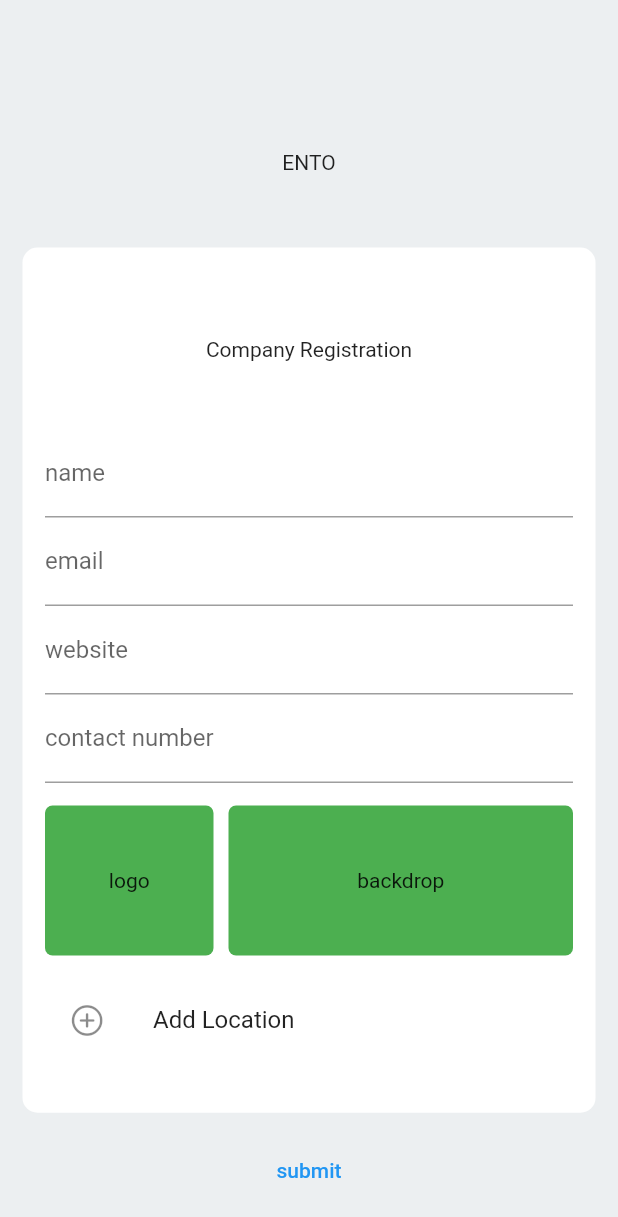
After one commit to willroyMyles/ento, a Flutter app: the ConfigureCompanyView screen opened directly, after a tap on "submit", on a phone screen of 412 x 824 dp. The commit adds this screen. Shown: the top 1217 px of the screen. Run offline on Flutter 3.47's test engine with Material 2 defaults, Android fonts, the phone set to English and light mode, and no system bars; our stand-ins replace dio, firebase_auth, firebase_core, get, qr_flutter; accounts and stored records are empty; network calls fail.

Commit message:
Able to add a company

```diff
--- a/lib/backend/api/api.dart
+++ b/lib/backend/api/api.dart
@@ -1,16 +1,20 @@
 import 'dart:async';
 
+import 'package:ento/backend/api/authMixin.dart';
 import 'package:ento/backend/models/Company.dart';
 import 'package:ento/backend/models/DynamicFormModel.dart';
 import 'package:ento/backend/models/NotificationModel.dart';
+import 'package:ento/backend/models/UserData.dart';
 import 'package:ento/backend/network/networkCalls.dart';
 import 'package:ento/frontend/provider/notifications/create/view.createNotification.dart';
 import 'package:ento/services/information.service.dart';
 import 'package:ento/services/tags.service.dart';
+import 'package:firebase_auth/firebase_auth.dart';
 import 'package:get/get.dart';
 import 'package:dio/dio.dart';
+import '../extensions/ext.dart';
 
-class ApiCall {
+class ApiCall with AuthMixin {
   //consider moving executor off get management
   final executor = Get.put(NetworkCalls());
   final info = Get.put(
@@ -19,6 +23,51 @@ class ApiCall {
 
   ApiCall() {
     getNotificationTypes();
+    this.auth.authStateChanges().listen((event) {
+      if (event != null) {
+        print("user signed in");
+        var user = UserData.fromMap(event.toLocalUserMap());
+        info.setUserData(user);
+      } else {
+        print("user signed out");
+      }
+    });
+  }
+
+  Future<bool> signInWithEmailAndPassword(String email, String password) async {
+    try {
+      password = password.trim();
+
+      var res = await authSignInWithEmailAndPassword(email, password);
+      if (res != null) {
+        return Future.value(true);
+      } else {
+        return Future.value(false);
+      }
+    } catch (e) {
+      return Future.value(false);
+    }
+  }
+
+  Future<bool> signUpWithEmailAndPassword(String email, String password) async {
+    try {
+      password = password.trim();
+
+      var res = await authSignUpWithEmailAndPassword(email, password);
+      this.createLocalUser(res.user!);
+      return Future.value(true);
+    } catch (e) {
+      return Future.value(false);
+    }
+  }
+
+  createLocalUser(User user) async {
+    try {
+      var res = await executor.createUser(user);
+      var userData = UserData.fromMap(res.data);
+      info.setUserData(userData);
+    } on DioError catch (e) {
+    } on Error catch (e) {}
   }
 
   Future<bool> getCompanies() async {
@@ -124,4 +173,19 @@ class ApiCall {
       return Future.error("no list");
     }
   }
+
+  Future<bool> createCompany(Company company) async {
+    try {
+      var res = await executor.createCompany(company, info.userData.value.id);
+      var company1 = Company.fromMap(res.data);
+      info.setMyCompany(company1);
+      return Future.value(true);
+    } on DioError catch (e) {
+      printError(info: e.toString());
+      return Future.error("no list");
+    } on Error catch (e) {
+      printError(info: e.toString());
+      return Future.error("no list");
+    }
+  }
 }
--- /dev/null
+++ b/lib/backend/api/authMixin.dart
@@ -0,0 +1,42 @@
+import 'package:firebase_auth/firebase_auth.dart';
+
+mixin AuthMixin {
+  FirebaseAuth auth = FirebaseAuth.instance;
+
+  Future<UserCredential> authSignUpWithEmailAndPassword(
+      String email, String password) async {
+    try {
+      UserCredential userCredential = await FirebaseAuth.instance
+          .createUserWithEmailAndPassword(email: email, password: password);
+      return Future.value(userCredential);
+    } on FirebaseAuthException catch (e) {
+      if (e.code == 'weak-password') {
+        print('The password provided is too weak.');
+      } else if (e.code == 'email-already-in-use') {
+        print('The account already exists for that email.');
+      }
+      return Future.error(e.code);
+    } catch (e) {
+      print(e);
+      return Future.error("unknown error");
+    }
+  }
+
+  authSignInWithEmailAndPassword(String email, String password) async {
+    try {
+      UserCredential userCredential = await FirebaseAuth.instance
+          .signInWithEmailAndPassword(email: email, password: password);
+      return Future.value(userCredential);
+    } on FirebaseAuthException catch (e) {
+      if (e.code == 'weak-password') {
+        print('The password provided is too weak.');
+      } else if (e.code == 'email-already-in-use') {
+        print('The account already exists for that email.');
+      }
+
+      return Future.value(null);
+    } catch (e) {
+      print(e);
+    }
+  }
+}
--- /dev/null
+++ b/lib/backend/extensions/ext.dart
@@ -0,0 +1 @@
+export './extension.user.dart';
--- a/lib/backend/models/Company.dart
+++ b/lib/backend/models/Company.dart
@@ -11,6 +11,7 @@ class Company {
   String? website;
   String? logo;
   String? backdrop;
+  String? contact;
   List<CompanyLocation>? locations = [];
 
   factory Company.empty() => Company(id: "", email: "", name: "");
@@ -22,6 +23,7 @@ class Company {
     this.website,
     this.logo,
     this.backdrop,
+    this.contact,
     this.locations,
   });
 
@@ -32,6 +34,7 @@ class Company {
     String? website,
     String? logo,
     String? backdrop,
+    String? contact,
     List<CompanyLocation>? locations,
   }) {
     return Company(
@@ -41,6 +44,7 @@ class Company {
       website: website ?? this.website,
       logo: logo ?? this.logo,
       backdrop: backdrop ?? this.backdrop,
+      contact: contact ?? this.contact,
       locations: locations ?? this.locations,
     );
   }
@@ -53,6 +57,7 @@ class Company {
       'website': website,
       'logo': logo,
       'backdrop': backdrop,
+      'contact': contact,
       'locations': locations?.map((x) => x.toMap()).toList(),
     };
   }
@@ -65,10 +70,11 @@ class Company {
       website: map['website'],
       logo: map['logo'],
       backdrop: map['backdrop'],
-      locations: map["locations"] == null
-          ? []
-          : List<CompanyLocation>.from(
-              map['locations']?.map((x) => CompanyLocation.fromMap(x))),
+      contact: map['contact'],
+      locations: map['locations'] != null
+          ? List<CompanyLocation>.from(
+              map['locations']?.map((x) => CompanyLocation.fromMap(x)))
+          : null,
     );
   }
 
@@ -79,7 +85,7 @@ class Company {
 
   @override
   String toString() {
-    return 'Company(id: $id, email: $email, name: $name, website: $website, logo: $logo, backdrop: $backdrop, locations: $locations)';
+    return 'Company(id: $id, email: $email, name: $name, website: $website, logo: $logo, backdrop: $backdrop, contact: $contact, locations: $locations)';
   }
 
   @override
@@ -93,6 +99,7 @@ class Company {
         other.website == website &&
         other.logo == logo &&
         other.backdrop == backdrop &&
+        other.contact == contact &&
         listEquals(other.locations, locations);
   }
 
@@ -104,6 +111,7 @@ class Company {
         website.hashCode ^
         logo.hashCode ^
         backdrop.hashCode ^
+        contact.hashCode ^
         locations.hashCode;
   }
 }
--- a/lib/backend/network/baseCalls.dart
+++ b/lib/backend/network/baseCalls.dart
@@ -6,6 +6,7 @@ class BaseCalls {
   String companyEndpoint = "/companies";
   String notificaionEndpoint = "/notifications";
   String formsEndpoint = "/forms";
+  String userEndpoint = "/user";
 
   Future<Response> create(String endpoint, dynamic data) async {
     var response = await dio.post("$baseUrl$endpoint", data: data);
--- a/lib/backend/network/networkCalls.dart
+++ b/lib/backend/network/networkCalls.dart
@@ -1,5 +1,8 @@
+import 'package:ento/backend/models/Company.dart';
 import 'package:ento/backend/network/baseCalls.dart';
 import 'package:dio/dio.dart';
+import 'package:firebase_auth/firebase_auth.dart';
+import '../extensions/ext.dart';
 
 class NetworkCalls extends BaseCalls {
   Future<Response<dynamic>> getComapies() async {
@@ -31,4 +34,14 @@ class NetworkCalls extends BaseCalls {
     var res = await create("$notificaionEndpoint", obj);
     return res;
   }
+
+  Future<Response<dynamic>> createUser(User user) async {
+    var res = await create("$userEndpoint", user.toLocalUserMap());
+    return res;
+  }
+
+  createCompany(Company company, String id) async {
+    var res = await create("$companyEndpoint/$id", company.toMap());
+    return res;
+  }
 }
--- /dev/null
+++ b/lib/frontend/provider/configure company/state.configureCompany.dart
@@ -0,0 +1,31 @@
+import 'dart:io';
+
+import 'package:ento/backend/models/Company.dart';
+import 'package:ento/backend/models/CompanyLocation.dart';
+import 'package:ento/services/mixin.service.dart';
+import 'package:flutter/material.dart';
+import 'package:get/get_state_manager/get_state_manager.dart';
+
+class ConfigureCompanyState extends GetxController
+    with StateMixin, ApiInfoMixin {
+  final name = TextEditingController();
+  final email = TextEditingController();
+  final website = TextEditingController();
+  final contact = TextEditingController();
+  File? logoFile;
+  File? backdropFile;
+  List<CompanyLocation> locations = [];
+
+  onSubmit() async {
+    Company company = Company.empty();
+    company.name = name.text;
+    company.email = email.text;
+    company.website = website.text;
+    company.contact = contact.text;
+    company.logo = logoFile?.path ?? null;
+    company.backdrop = backdropFile?.path ?? null;
+    company.locations = locations;
+
+    bool res = await api.createCompany(company);
+  }
+}
--- /dev/null
+++ b/lib/frontend/provider/configure company/view.configureCompany.dart
@@ -0,0 +1,133 @@
+import 'dart:io';
+
+import 'package:ento/frontend/provider/configure%20company/state.configureCompany.dart';
+import 'package:flutter/cupertino.dart';
+import 'package:flutter/material.dart';
+import 'package:get/get.dart';
+
+class ConfigureCompanyView extends StatelessWidget {
+  ConfigureCompanyView({Key? key}) : super(key: key);
+  final controller = Get.put(ConfigureCompanyState());
+
+  @override
+  Widget build(BuildContext context) {
+    return Scaffold(
+      body: Stack(
+        children: [
+          Positioned(
+            top: 100,
+            child: Container(
+              width: Get.width,
+              alignment: Alignment.center,
+              child: Text("ENTO"),
+            ),
+          ),
+          Positioned(
+              top: 150,
+              child: Container(
+                height: Get.height * .7,
+                width: Get.width - 30,
+                padding: EdgeInsets.all(15),
+                margin: EdgeInsets.all(15),
+                decoration: BoxDecoration(
+                    color: Colors.white,
+                    borderRadius: BorderRadius.circular(10)),
+                child: SingleChildScrollView(
+                  child: Column(
+                    children: [
+                      Container(
+                          padding: EdgeInsets.all(25),
+                          margin: EdgeInsets.symmetric(vertical: 20),
+                          child: Text("Company Registration")),
+                      Container(
+                          child: TextFormField(
+                        controller: controller.name,
+                        decoration: InputDecoration(label: Text("name")),
+                      )),
+                      Container(
+                          child: TextFormField(
+                        controller: controller.email,
+                        decoration: InputDecoration(label: Text("email")),
+                      )),
+                      Container(
+                          child: TextFormField(
+                        controller: controller.website,
+                        decoration: InputDecoration(label: Text("website")),
+                      )),
+                      Container(
+                          child: TextFormField(
+                        controller: controller.contact,
+                        decoration:
+                            InputDecoration(label: Text("contact number")),
+                      )),
+                      Container(
+                        margin: EdgeInsets.only(top: 15),
+                        child: Row(
+                          children: [
+                            Expanded(
+                              flex: 1,
+                              child: Container(
+                                height: 100,
+                                margin: EdgeInsets.only(right: 5, bottom: 15),
+                                decoration: BoxDecoration(
+                                    color: Colors.green,
+                                    borderRadius: BorderRadius.circular(5)),
+                                child: Stack(
+                                  children: [
+                                    Container(
+                                      alignment: Alignment.center,
+                                      child: Text("logo"),
+                                    )
+                                  ],
+                                ),
+                              ),
+                            ),
+                            Expanded(
+                              flex: 2,
+                              child: Container(
+                                margin: EdgeInsets.only(left: 5, bottom: 15),
+                                decoration: BoxDecoration(
+                                    color: Colors.green,
+                                    borderRadius: BorderRadius.circular(5)),
+                                height: 100,
+                                child: Stack(
+                                  children: [
+                                    Container(
+                                      alignment: Alignment.center,
+                                      child: Text("backdrop"),
+                                    )
+                                  ],
+                                ),
+                              ),
+                            )
+                          ],
+                        ),
+                      ),
+                      Material(
+                        child: ListTile(
+                          onTap: () {},
+                          leading: Icon(CupertinoIcons.add_circled),
+                          title: Text("Add Location"),
+                        ),
+                      )
+                    ],
+                  ),
+                ),
+              )),
+          Positioned(
+              bottom: 20,
+              child: Container(
+                width: Get.width,
+                alignment: Alignment.center,
+                child: TextButton(
+                  child: Text("submit"),
+                  onPressed: () {
+                    controller.onSubmit();
+                  },
+                ),
+              ))
+        ],
+      ),
+    );
+  }
+}
--- a/lib/main.dart
+++ b/lib/main.dart
@@ -2,11 +2,14 @@ import 'package:ento/backend/api/api.dart';
 import 'package:ento/frontend/login/view.login.dart';
 import 'package:ento/services/tags.service.dart';
 import 'package:ento/services/theme.service.dart';
+import 'package:firebase_core/firebase_core.dart';
 import 'package:flutter/material.dart';
 import 'package:get/get.dart';
 
-void main() {
+void main() async {
   Get.lazyPut(() => ApiCall());
+  WidgetsFlutterBinding.ensureInitialized();
+  await Firebase.initializeApp();
   runApp(MyApp());
 }
 
--- a/lib/services/information.service.dart
+++ b/lib/services/information.service.dart
@@ -1,10 +1,24 @@
 import 'package:ento/backend/models/Company.dart';
+import 'package:ento/backend/models/UserData.dart';
 import 'package:get/get.dart';
 
 class InformationService {
   RxObject<Company> companies = new RxObject({});
   RxObject<Company> notifications = new RxObject({});
+  Rx<UserData> userData = UserData(id: "", email: "").obs;
+  Rx<Company> myCompany = Company.empty().obs;
   RxList<String> notificationTypes = RxList([]);
+
+  setUserData(UserData data) {
+    userData.value = data;
+    userData.refresh();
+    print("user data refreshed $userData");
+  }
+
+  setMyCompany(Company company) {
+    myCompany.value = company;
+    myCompany.refresh();
+  }
 
   setCompanies(List<dynamic> list) => companies.set(list);
   updateCompanies(Company model) => companies.updateModel(model);
```
Also changed, not shown: lib/backend/extensions/extension.user.dart (added, +11 -0 lines), lib/backend/models/UserData.dart (+8 -4 lines), lib/frontend/login/state.login.dart (+25 -6 lines), lib/frontend/login/view.login.dart (+25 -1 lines), pubspec.yaml (+6 -3 lines), pubspec.lock, 11 other files.
